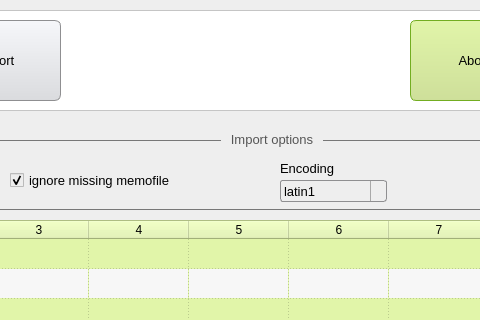
Old version of the form View/UI/FrmPrincipal.ui in the repository cleberjsantos/satiedbf; both pictures show x 240 to 720 and y 0 to 320 of the 801 by 592 pixel window.
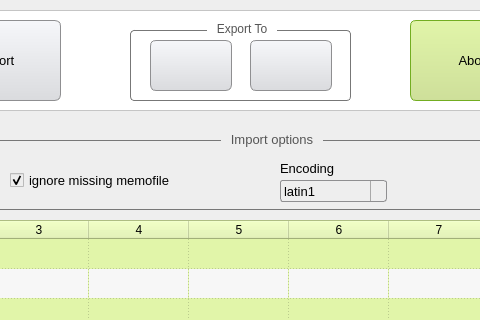
New version of the form. Icons and pictures are not drawn.

Commit message: With export action

The edit to the form file:
```diff
--- a/View/UI/FrmPrincipal.ui
+++ b/View/UI/FrmPrincipal.ui
@@ -57,8 +57,8 @@
     </property>
     <property name="iconSize">
      <size>
-      <width>30</width>
-      <height>30</height>
+      <width>40</width>
+      <height>40</height>
      </size>
     </property>
    </widget>
@@ -93,8 +93,8 @@
     </property>
     <property name="iconSize">
      <size>
-      <width>30</width>
-      <height>30</height>
+      <width>40</width>
+      <height>40</height>
      </size>
     </property>
     <property name="shortcut">
@@ -476,6 +476,101 @@
      </property>
     </widget>
    </widget>
+   <widget class="QGroupBox" name="groupBoxExport">
+    <property name="enabled">
+     <bool>true</bool>
+    </property>
+    <property name="geometry">
+     <rect>
+      <x>370</x>
+      <y>20</y>
+      <width>221</width>
+      <height>81</height>
+     </rect>
+    </property>
+    <property name="styleSheet">
+     <string notr="true">QGroupBox
+{
+  background-color: transparent;
+  background-clip: margin;
+  border: 1px solid #777;
+  border-radius: 4px;
+  margin-top: 10px;
+  padding-top: 4px;
+}
+
+QGroupBox::title
+{
+  padding: 2px 8px;
+  subcontrol-origin: margin;
+  subcontrol-position: top center;
+  color: #555;
+}</string>
+    </property>
+    <property name="title">
+     <string>Export To</string>
+    </property>
+    <widget class="QPushButton" name="pushButton">
+     <property name="geometry">
+      <rect>
+       <x>20</x>
+       <y>20</y>
+       <width>82</width>
+       <height>51</height>
+      </rect>
+     </property>
+     <property name="styleSheet">
+      <string notr="true">border: 1px solid #8f8f91;
+border-radius: 6px;
+background-color: qlineargradient(x1: 0, y1: 0, x2: 0, y2: 1, stop: 0 #f6f7fa, stop: 1 #dadbde);
+min-width: 80px;
+background-size: 30px 30px;</string>
+     </property>
+     <property name="text">
+      <string/>
+     </property>
+     <property name="icon">
+      <iconset>
+       <normaloff>../../Images/csv.png</normaloff>../../Images/csv.png</iconset>
+     </property>
+     <property name="iconSize">
+      <size>
+       <width>40</width>
+       <height>40</height>
+      </size>
+     </property>
+    </widget>
+    <widget class="QPushButton" name="pushButton_2">
+     <property name="geometry">
+      <rect>
+       <x>120</x>
+       <y>20</y>
+       <width>82</width>
+       <height>51</height>
+      </rect>
+     </property>
+     <property name="styleSheet">
+      <string notr="true">border: 1px solid #8f8f91;
+border-radius: 6px;
+background-color: qlineargradient(x1: 0, y1: 0, x2: 0, y2: 1, stop: 0 #f6f7fa, stop: 1 #dadbde);
+min-width: 80px;
+background-size: 30px 30px;</string>
+     </property>
+     <property name="text">
+      <string/>
+     </property>
+     <property name="icon">
+      <iconset>
+       <normaloff>../../Images/pdf.png</normaloff>../../Images/pdf.png</iconset>
+     </property>
+     <property name="iconSize">
+      <size>
+       <width>40</width>
+       <height>40</height>
+      </size>
+     </property>
+    </widget>
+   </widget>
    <zorder>columnView</zorder>
    <zorder>btnImport</zorder>
    <zorder>btnExport</zorder>
@@ -485,6 +580,7 @@
    <zorder>labelTotalData</zorder>
    <zorder>labelTotalDataValue</zorder>
    <zorder>groupBoxImport</zorder>
+   <zorder>groupBoxExport</zorder>
   </widget>
  </widget>
  <resources/>
```
